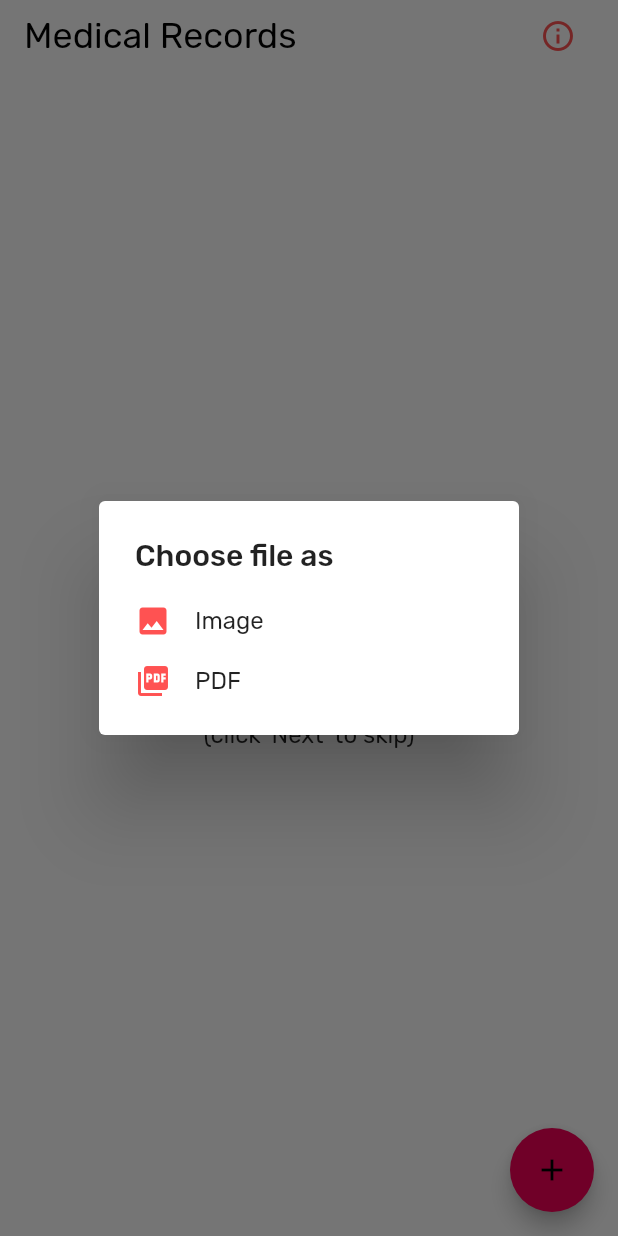
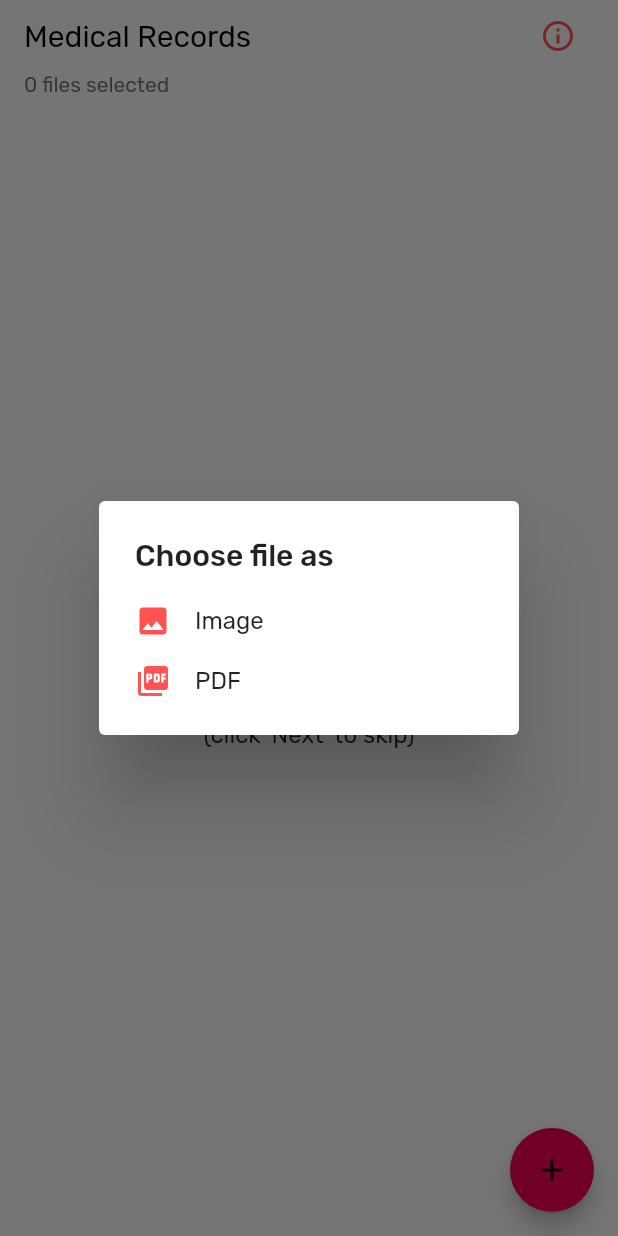
Before and after one commit to deepu513/greycells, a Flutter app: the MedicalRecordsInputPage screen opened directly, after a tap on the "add" icon, on a phone screen of 412 x 824 dp. Run offline on Flutter 3.47's test engine with Material 2 defaults, Android fonts, the phone set to English and light mode, and no system bars; our stand-ins replace bloc, equatable, file_picker, flutter_bloc, flutter_svg, shared_preferences; accounts and stored records are empty; generated files the repository leaves out were written again.

Commit message:
Added option to select file from medical records page

```diff
--- a/lib/view/pages/address_details_input_page.dart
+++ b/lib/view/pages/address_details_input_page.dart
@@ -16,7 +16,7 @@ class AddressDetailInputPage extends StatelessWidget {
               children: <Widget>[
                 Text(
                   Strings.addressDetails,
-                  style: Theme.of(context).textTheme.headline5.copyWith(
+                  style: Theme.of(context).textTheme.headline6.copyWith(
                       color: Colors.black, fontWeight: FontWeight.w400),
                 ),
                 Spacer(),
--- a/lib/view/pages/birth_details_input_page.dart
+++ b/lib/view/pages/birth_details_input_page.dart
@@ -14,7 +14,7 @@ class BirthDetailsInputPage extends StatelessWidget {
             children: <Widget>[
               Text(
                 Strings.birthDetails,
-                style: Theme.of(context).textTheme.headline5.copyWith(
+                style: Theme.of(context).textTheme.headline6.copyWith(
                     color: Colors.black, fontWeight: FontWeight.w400),
               ),
               Spacer(),
--- a/lib/view/pages/guardian_details_input_page.dart
+++ b/lib/view/pages/guardian_details_input_page.dart
@@ -16,7 +16,7 @@ class GuardianDetailsInputPage extends StatelessWidget {
               children: <Widget>[
                 Text(
                   Strings.guardianDetails,
-                  style: Theme.of(context).textTheme.headline5.copyWith(
+                  style: Theme.of(context).textTheme.headline6.copyWith(
                       color: Colors.black, fontWeight: FontWeight.w400),
                 ),
                 Spacer(),
--- a/lib/view/pages/medical_records_input_page.dart
+++ b/lib/view/pages/medical_records_input_page.dart
@@ -1,3 +1,6 @@
+import 'dart:io';
+
+import 'package:file_picker/file_picker.dart';
 import 'package:flutter/material.dart';
 import 'package:mental_health/constants/strings.dart';
 
@@ -9,8 +12,8 @@ class MedicalRecordsInputPage extends StatelessWidget {
     return Scaffold(
       floatingActionButton: FloatingActionButton(
         onPressed: () async {
-          String result = await showAlertDialog(context);
-          print(result);
+          File result = await showAlertDialog(context);
+          print(result.path);
         },
         child: Icon(Icons.add),
       ),
@@ -23,7 +26,7 @@ class MedicalRecordsInputPage extends StatelessWidget {
               children: <Widget>[
                 Text(
                   Strings.medicalRecords,
-                  style: Theme.of(context).textTheme.headline5.copyWith(
+                  style: Theme.of(context).textTheme.headline6.copyWith(
                       color: Colors.black, fontWeight: FontWeight.w400),
                 ),
                 Spacer(),
@@ -34,8 +37,13 @@ class MedicalRecordsInputPage extends StatelessWidget {
               ],
             ),
           ),
-          SizedBox(
-            height: 16.0,
+          Padding(
+            padding: const EdgeInsets.symmetric(horizontal: 16.0),
+            child: Text("${list.length} files selected",
+                style: Theme.of(context)
+                    .textTheme
+                    .subtitle1
+                    .copyWith(color: Colors.grey[600], fontSize: 14.0)),
           ),
           Expanded(child: list.isEmpty ? ListEmptyWidget() : FileList(list)),
         ],
@@ -55,8 +63,9 @@ class MedicalRecordsInputPage extends StatelessWidget {
           Text('Image'),
         ],
       ),
-      onPressed: () {
-        Navigator.of(context).pop("Image");
+      onPressed: () async {
+        File file = await FilePicker.getFile(type: FileType.image);
+        Navigator.of(context).pop(file);
       },
     );
     Widget optionTwo = SimpleDialogOption(
@@ -69,8 +78,10 @@ class MedicalRecordsInputPage extends StatelessWidget {
           Text('PDF'),
         ],
       ),
-      onPressed: () {
-        Navigator.of(context).pop("PDF");
+      onPressed: () async {
+        File file = await FilePicker.getFile(
+            type: FileType.custom, allowedExtensions: ["pdf"]);
+        Navigator.of(context).pop(file);
       },
     );
 
@@ -84,7 +95,7 @@ class MedicalRecordsInputPage extends StatelessWidget {
     );
 
     // show the dialog
-    return await showDialog<String>(
+    return await showDialog<File>(
       context: context,
       builder: (BuildContext context) {
         return dialog;
@@ -116,7 +127,10 @@ class ListEmptyWidget extends StatelessWidget {
       child: Column(
         mainAxisSize: MainAxisSize.min,
         children: [
-          Icon(Icons.insert_drive_file, size: 56.0,),
+          Icon(
+            Icons.insert_drive_file,
+            size: 56.0,
+          ),
           SizedBox(height: 16.0),
           Text(
             Strings.emptyListMessage,
```
